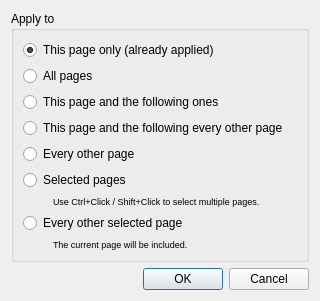
Old version of the form src/core/filters/output/ApplyColorsDialog.ui in the repository 2ndmax/scantailor-ocr.
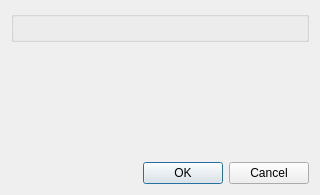
New version of the form. Custom widgets are drawn as their Qt base class.

Commit message: Apply dialogs: one shared page choice with page counts

What changed in the file:
```diff
--- a/src/core/filters/output/ApplyColorsDialog.ui
+++ b/src/core/filters/output/ApplyColorsDialog.ui
@@ -18,132 +18,7 @@
   </property>
   <layout class="QVBoxLayout" name="verticalLayout_3">
    <item>
-    <widget class="QGroupBox" name="groupBox_2">
-     <property name="title">
-      <string>Apply to</string>
-     </property>
-     <layout class="QVBoxLayout" name="verticalLayout_2">
-      <item>
-       <widget class="QRadioButton" name="thisPageRB">
-        <property name="text">
-         <string>This page only (already applied)</string>
-        </property>
-        <property name="checked">
-         <bool>true</bool>
-        </property>
-       </widget>
-      </item>
-      <item>
-       <widget class="QRadioButton" name="allPagesRB">
-        <property name="text">
-         <string>All pages</string>
-        </property>
-       </widget>
-      </item>
-      <item>
-       <widget class="QRadioButton" name="thisPageAndFollowersRB">
-        <property name="text">
-         <string>This page and the following ones</string>
-        </property>
-       </widget>
-      </item>
-      <item>
-       <widget class="QRadioButton" name="thisEveryOtherRB">
-        <property name="text">
-         <string extracomment="All odd or even pages, depending on the current page being odd or even.">This page and the following every other page</string>
-        </property>
-       </widget>
-      </item>
-      <item>
-       <widget class="QRadioButton" name="everyOtherRB">
-        <property name="text">
-         <string extracomment="All odd or even pages, depending on the current page being odd or even.">Every other page</string>
-        </property>
-       </widget>
-      </item>
-      <item>
-       <widget class="QRadioButton" name="selectedPagesRB">
-        <property name="text">
-         <string>Selected pages</string>
-        </property>
-       </widget>
-      </item>
-      <item>
-       <layout class="QHBoxLayout" name="horizontalLayout_2">
-        <property name="spacing">
-         <number>6</number>
-        </property>
-        <item>
-         <spacer name="horizontalSpacer_5">
-          <property name="orientation">
-           <enum>Qt::Horizontal</enum>
-          </property>
-          <property name="sizeType">
-           <enum>QSizePolicy::Fixed</enum>
-          </property>
-          <property name="sizeHint" stdset="0">
-           <size>
-            <width>30</width>
-            <height>0</height>
-           </size>
-          </property>
-         </spacer>
-        </item>
-        <item>
-         <widget class="QLabel" name="selectedPagesHint">
-          <property name="font">
-           <font>
-            <pointsize>7</pointsize>
-           </font>
-          </property>
-          <property name="text">
-           <string>Use Ctrl+Click / Shift+Click to select multiple pages.</string>
-          </property>
-         </widget>
-        </item>
-       </layout>
-      </item>
-      <item>
-       <widget class="QRadioButton" name="everyOtherSelectedRB">
-        <property name="text">
-         <string>Every other selected page</string>
-        </property>
-       </widget>
-      </item>
-      <item>
-       <layout class="QHBoxLayout" name="horizontalLayout_5">
-        <item>
-         <spacer name="horizontalSpacer_6">
-          <property name="orientation">
-           <enum>Qt::Horizontal</enum>
-          </property>
-          <property name="sizeType">
-           <enum>QSizePolicy::Fixed</enum>
-          </property>
-          <property name="sizeHint" stdset="0">
-           <size>
-            <width>30</width>
-            <height>0</height>
-           </size>
-          </property>
-         </spacer>
-        </item>
-        <item>
-         <widget class="QLabel" name="everyOtherSelectedHint">
-          <property name="font">
-           <font>
-            <pointsize>7</pointsize>
-           </font>
-          </property>
-          <property name="text">
-           <string>The current page will be included.</string>
-          </property>
-         </widget>
-        </item>
-       </layout>
-      </item>
-     </layout>
-    </widget>
+    <widget class="PageScopeGroupBox" name="scopeGroupBox"/>
    </item>
    <item>
     <spacer name="verticalSpacer">
@@ -170,6 +45,13 @@
    </item>
   </layout>
  </widget>
+ <customwidgets>
+  <customwidget>
+   <class>PageScopeGroupBox</class>
+   <extends>QGroupBox</extends>
+   <header location="global">PageScopeGroupBox.h</header>
+  </customwidget>
+ </customwidgets>
  <resources/>
  <connections>
   <connection>
```
The commit also changes 38 other files.
